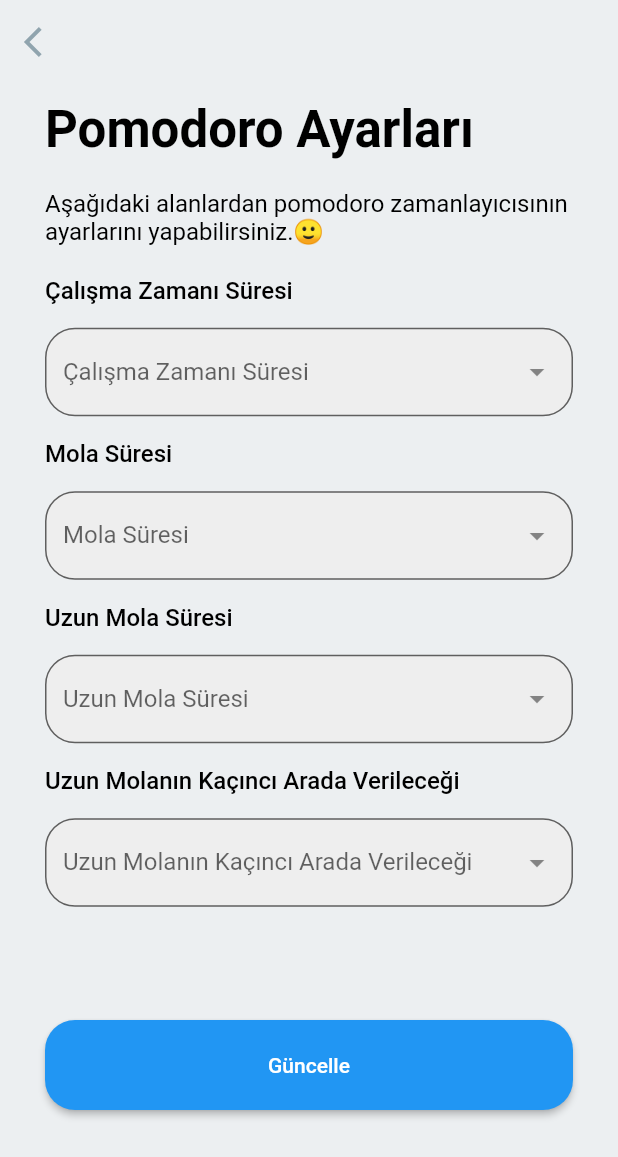
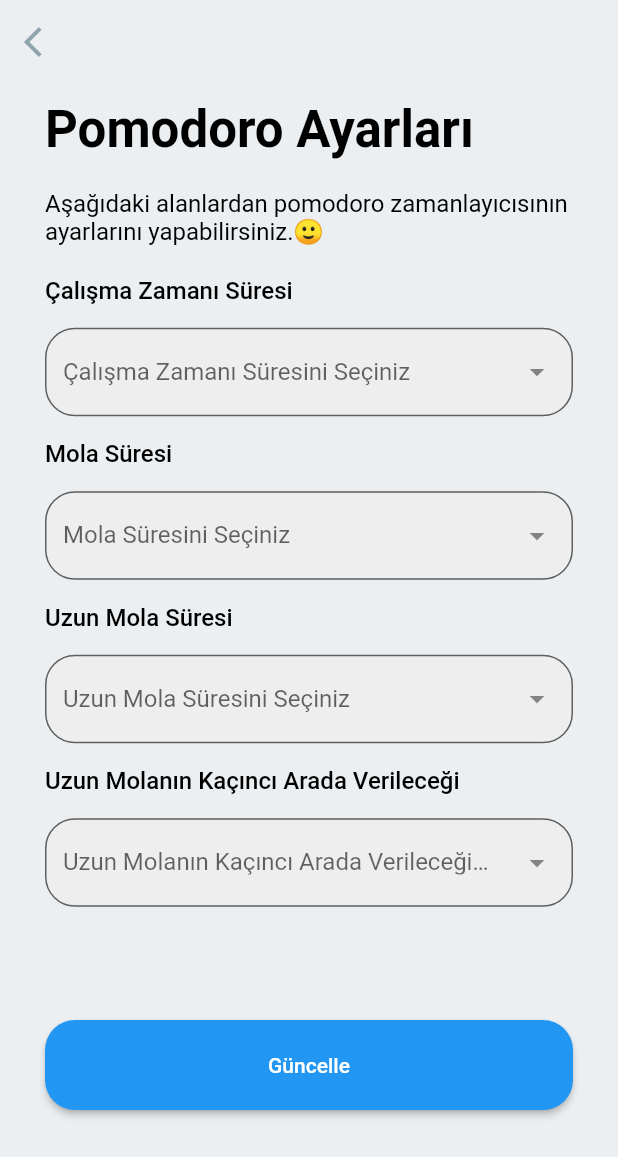
Before and after one commit to SezerKaynak/pomo2do, a Flutter app: the PomodoroSettings screen opened directly, on a phone screen of 412 x 824 dp. Shown: the top 1157 px of the screen. Run offline on Flutter 3.47's test engine with Material 2 defaults, Android fonts, the phone set to English and light mode, and no system bars; our stand-ins replace cached_network_image, cloud_firestore, firebase_auth, firebase_core, firebase_storage, flutter_smart_dialog and 1 more; missing offline and left inert: firestore_search; accounts and stored records are empty.

Commit message:
update pomodoro sett

```diff
--- a/lib/pages/pomodoro_settings.dart
+++ b/lib/pages/pomodoro_settings.dart
@@ -1,7 +1,6 @@
 import 'package:flutter/material.dart';
 import 'package:flutter_application_1/pages/login_page.dart';
 import 'package:flutter_application_1/pages/person_info.dart';
-import 'package:flutter_application_1/pages/task.dart';
 
 class PomodoroSettings extends StatefulWidget {
   const PomodoroSettings({super.key});
@@ -16,24 +15,46 @@ class _PomodoroSettingsState extends State<PomodoroSettings> {
     var pomodoroTitle = "Pomodoro Ayarları";
     var pomodoroSubtitle =
         "Aşağıdaki alanlardan pomodoro zamanlayıcısının ayarlarını yapabilirsiniz.🙂";
+    final TextEditingController workTimerController = TextEditingController();
+    final TextEditingController breakTimerController = TextEditingController();
+    final TextEditingController longBreakTimerController =
+        TextEditingController();
+    final TextEditingController longBreakNumberController =
+        TextEditingController();
     var workTimer = "Çalışma Zamanı Süresi";
     var breakTimer = "Mola Süresi";
     var longBreakTimer = "Uzun Mola Süresi";
     var longBreakNumber = "Uzun Molanın Kaçıncı Arada Verileceği";
+    var workTimerSelect = "Çalışma Zamanı Süresini Seçiniz";
+    var breakTimerSelect = "Mola Süresini Seçiniz";
+    var longBreakTimerSelect = "Uzun Mola Süresini Seçiniz";
+    var longBreakNumberSelect =
+        "Uzun Molanın Kaçıncı Arada Verileceğini Seçiniz";
 
-    var items = [
-      'Working a lot harder',
-      'Being a lot smarter',
-      'Being a self-starter',
-      'Placed in charge of trading charter'
+    var workTimerList = [
+      '20 dakika',
+      '25 dakika',
+      '30 dakika',
+      '35 dakika',
+      '40 dakika'
     ];
-
-    final TextEditingController _workTimerController = TextEditingController();
-    final TextEditingController _breakTimerController = TextEditingController();
-    final TextEditingController _longBreakTimerController =
-        TextEditingController();
-    final TextEditingController _longBreakNumberController =
-        TextEditingController();
+    var breakTimerList = [
+      '5 dakika',
+      '6 dakika',
+      '7 dakika',
+      '8 dakika',
+      '9 dakika',
+      '10 dakika'
+    ];
+    var longBreakTimerList = [
+      '15 dakika',
+      '16 dakika',
+      '17 dakika',
+      '18 dakika',
+      '19 dakika',
+      '20 dakika'
+    ];
+    var longBreakNumberList = ['1', '2', '3', '4', '5'];
 
     return Scaffold(
       backgroundColor: Colors.blueGrey[50],
@@ -66,18 +87,18 @@ class _PomodoroSettingsState extends State<PomodoroSettings> {
                   fontW: FontWeight.w500,
                   textPosition: TextAlign.left),
               ScreenTextField(
-                  textLabel: workTimer,
+                  textLabel: workTimerSelect,
                   obscure: false,
-                  controller: _workTimerController,
+                  controller: workTimerController,
                   suffix: PopupMenuButton<String>(
                     icon: const Icon(Icons.arrow_drop_down),
                     onSelected: (String value) {
-                      _workTimerController.text = value;
+                      workTimerController.text = value;
                     },
                     itemBuilder: (BuildContext context) {
-                      return items.map<PopupMenuItem<String>>((String value) {
-                        return new PopupMenuItem(
-                            child: new Text(value), value: value);
+                      return workTimerList
+                          .map<PopupMenuItem<String>>((String value) {
+                        return PopupMenuItem(value: value, child: Text(value));
                       }).toList();
                     },
                   ),
@@ -89,18 +110,18 @@ class _PomodoroSettingsState extends State<PomodoroSettings> {
                   fontW: FontWeight.w500,
                   textPosition: TextAlign.left),
               ScreenTextField(
-                  textLabel: breakTimer,
+                  textLabel: breakTimerSelect,
                   obscure: false,
-                  controller: _breakTimerController,
+                  controller: breakTimerController,
                   suffix: PopupMenuButton<String>(
                     icon: const Icon(Icons.arrow_drop_down),
                     onSelected: (String value) {
-                      _breakTimerController.text = value;
+                      breakTimerController.text = value;
                     },
                     itemBuilder: (BuildContext context) {
-                      return items.map<PopupMenuItem<String>>((String value) {
-                        return new PopupMenuItem(
-                            child: new Text(value), value: value);
+                      return breakTimerList
+                          .map<PopupMenuItem<String>>((String value) {
+                        return PopupMenuItem(value: value, child: Text(value));
                       }).toList();
                     },
                   ),
@@ -112,18 +133,18 @@ class _PomodoroSettingsState extends State<PomodoroSettings> {
                   fontW: FontWeight.w500,
                   textPosition: TextAlign.left),
               ScreenTextField(
-                  textLabel: longBreakTimer,
+                  textLabel: longBreakTimerSelect,
                   obscure: false,
-                  controller: _longBreakTimerController,
+                  controller: longBreakTimerController,
                   suffix: PopupMenuButton<String>(
                     icon: const Icon(Icons.arrow_drop_down),
                     onSelected: (String value) {
-                      _longBreakTimerController.text = value;
+                      longBreakTimerController.text = value;
                     },
                     itemBuilder: (BuildContext context) {
-                      return items.map<PopupMenuItem<String>>((String value) {
-                        return new PopupMenuItem(
-                            child: new Text(value), value: value);
+                      return longBreakTimerList
+                          .map<PopupMenuItem<String>>((String value) {
+                        return PopupMenuItem(value: value, child: Text(value));
                       }).toList();
                     },
                   ),
@@ -135,18 +156,18 @@ class _PomodoroSettingsState extends State<PomodoroSettings> {
                   fontW: FontWeight.w500,
                   textPosition: TextAlign.left),
               ScreenTextField(
-                  textLabel: longBreakNumber,
+                  textLabel: longBreakNumberSelect,
                   obscure: false,
-                  controller: _longBreakNumberController,
+                  controller: longBreakNumberController,
                   suffix: PopupMenuButton<String>(
                     icon: const Icon(Icons.arrow_drop_down),
                     onSelected: (String value) {
-                      _longBreakNumberController.text = value;
+                      longBreakNumberController.text = value;
                     },
                     itemBuilder: (BuildContext context) {
-                      return items.map<PopupMenuItem<String>>((String value) {
-                        return new PopupMenuItem(
-                            child: new Text(value), value: value);
+                      return longBreakNumberList
+                          .map<PopupMenuItem<String>>((String value) {
+                        return PopupMenuItem(value: value, child: Text(value));
                       }).toList();
                     },
                   ),
@@ -162,13 +183,18 @@ class _PomodoroSettingsState extends State<PomodoroSettings> {
                           shape: RoundedRectangleBorder(
                               borderRadius: BorderRadius.circular(20))),
                       onPressed: () async {
+                        print(workTimerSelect);
+                        setState(() {
+                          workTimerSelect = workTimerController.text;
+                        });
+                        print(workTimerSelect);
+
                         Navigator.pushAndRemoveUntil(
-                            context,
-                            MaterialPageRoute(
-                                builder: (BuildContext context) =>
-                                    PersonInfo()),
-                            ModalRoute.withName('/'),
-                          );
+                          context,
+                          MaterialPageRoute(
+                              builder: (BuildContext context) => PersonInfo()),
+                          ModalRoute.withName('/'),
+                        );
                       },
                       child: const Text("Güncelle"))),
             ],
```
